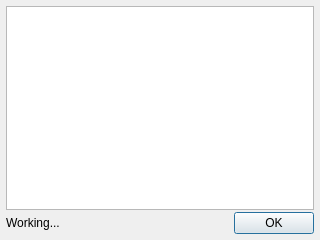
kipr/botui, file ui/LogDialog.ui: the form before one commit.
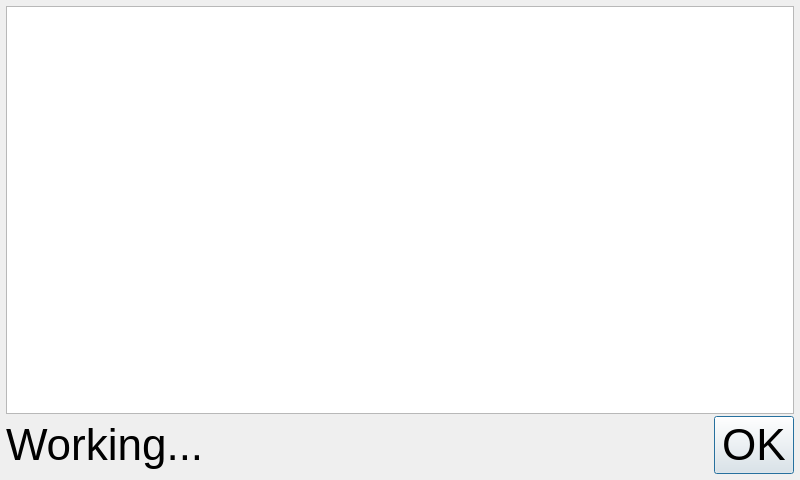
The form after the commit.

```diff
--- a/ui/LogDialog.ui
+++ b/ui/LogDialog.ui
@@ -6,8 +6,8 @@
    <rect>
     <x>0</x>
     <y>0</y>
-    <width>320</width>
-    <height>240</height>
+    <width>800</width>
+    <height>480</height>
    </rect>
   </property>
   <property name="windowTitle">
@@ -22,6 +22,11 @@
    </property>
    <item>
     <widget class="QTextBrowser" name="log">
+     <property name="font">
+      <font>
+       <pointsize>22</pointsize>
+      </font>
+     </property>
      <property name="acceptRichText">
       <bool>false</bool>
      </property>
@@ -37,6 +42,11 @@
      </property>
      <item>
       <widget class="QLabel" name="status">
+       <property name="font">
+        <font>
+         <pointsize>33</pointsize>
+        </font>
+       </property>
        <property name="text">
         <string>Working...</string>
        </property>
@@ -44,6 +54,17 @@
      </item>
      <item>
       <widget class="QDialogButtonBox" name="buttonBox">
+       <property name="minimumSize">
+        <size>
+         <width>80</width>
+         <height>0</height>
+        </size>
+       </property>
+       <property name="font">
+        <font>
+         <pointsize>33</pointsize>
+        </font>
+       </property>
        <property name="orientation">
         <enum>Qt::Horizontal</enum>
        </property>
```
